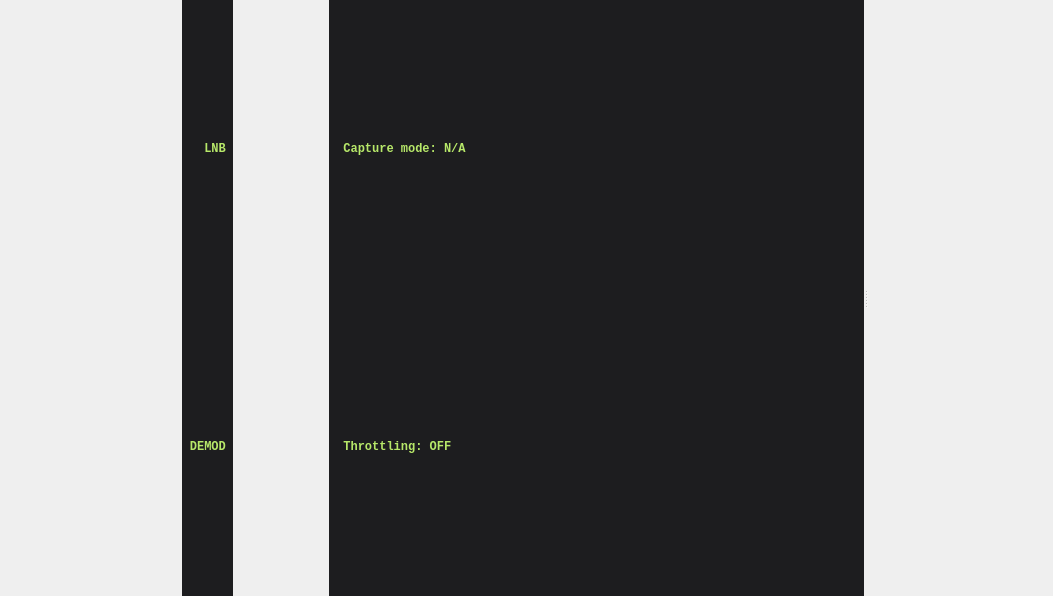
Old version of the form ui/MainSpectrum.ui in the repository BatchDrake/SigDigger.
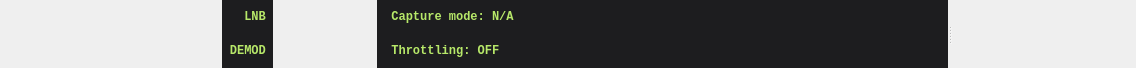
New version of the form. Custom widgets are drawn as their Qt base class.

Commit message: Increase LCD size to add room for the lock icon

Patch:
```diff
--- a/ui/MainSpectrum.ui
+++ b/ui/MainSpectrum.ui
@@ -6,8 +6,8 @@
    <rect>
     <x>0</x>
     <y>0</y>
-    <width>1053</width>
-    <height>596</height>
+    <width>1136</width>
+    <height>68</height>
    </rect>
   </property>
   <property name="windowTitle">
@@ -61,13 +61,13 @@
          </property>
          <property name="minimumSize">
           <size>
-           <width>182</width>
+           <width>222</width>
            <height>40</height>
           </size>
          </property>
          <property name="maximumSize">
           <size>
-           <width>140</width>
+           <width>222</width>
            <height>16777215</height>
           </size>
          </property>
@@ -145,7 +145,7 @@
         <widget class="LCD" name="loLcd">
          <property name="minimumSize">
           <size>
-           <width>96</width>
+           <width>104</width>
            <height>0</height>
           </size>
          </property>
@@ -178,7 +178,7 @@
         <widget class="LCD" name="lnbLcd">
          <property name="minimumSize">
           <size>
-           <width>96</width>
+           <width>104</width>
            <height>0</height>
           </size>
          </property>
```
Left out of the diff: 3 changed lines with no effect on the pictures.
